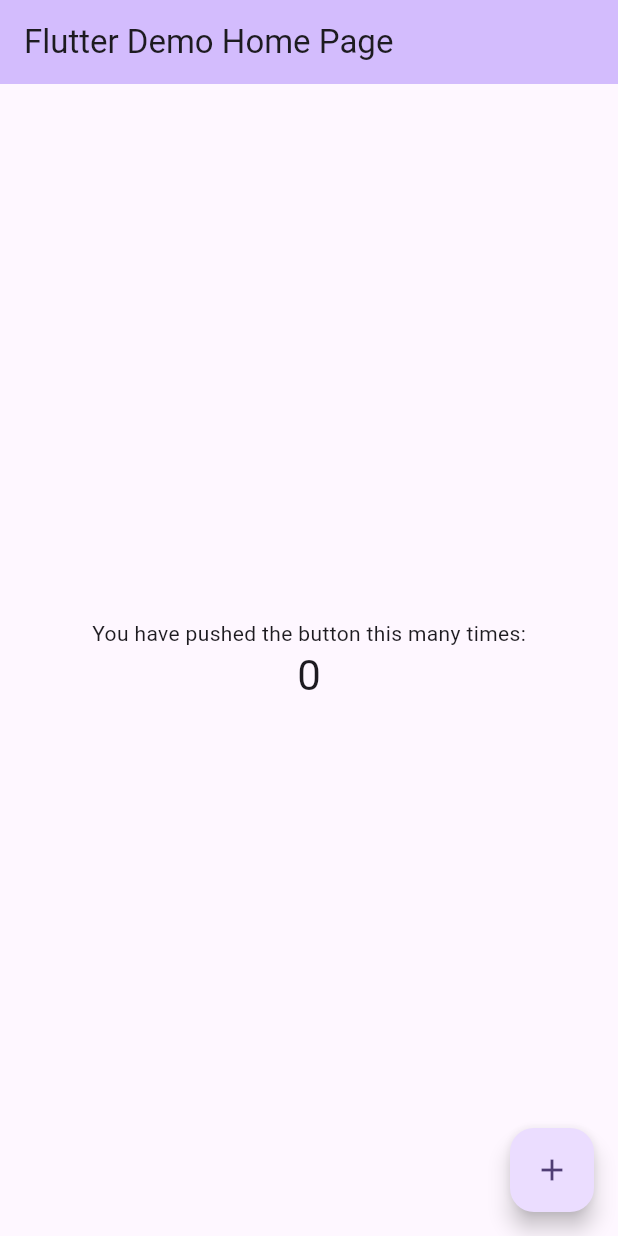
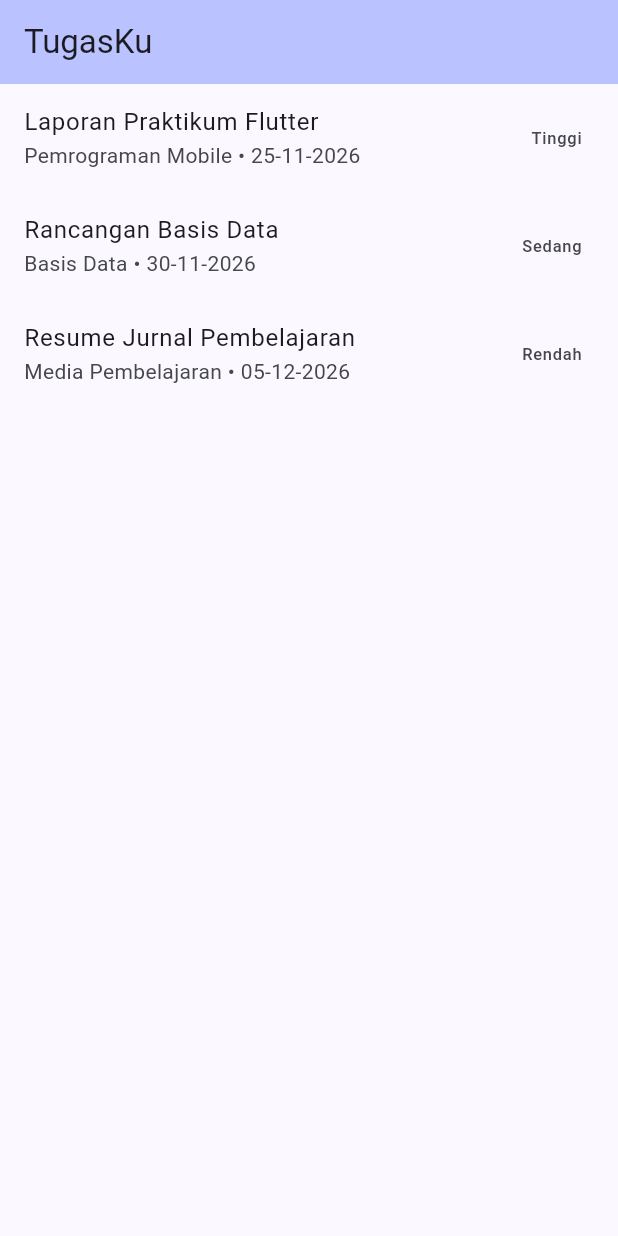
Before and after one commit to abayysem/UTS-Pemrograman-Mobile-C2483207013-AkbarSyam, a Flutter app: the screen it shows after launch, on a phone screen of 412 x 824 dp. Run offline on Flutter 3.47's test engine with Material 3 defaults, Android fonts, the phone set to English and light mode, and no system bars.

Commit message:
tambah halaman daftar dengan data awal

```diff
--- a/lib/main.dart
+++ b/lib/main.dart
@@ -1,122 +1,23 @@
 import 'package:flutter/material.dart';
+import 'screens/daftar_tugas_screen.dart';
 
 void main() {
-  runApp(const MyApp());
+  runApp(const TugasKuApp());
 }
 
-class MyApp extends StatelessWidget {
-  const MyApp({super.key});
+class TugasKuApp extends StatelessWidget {
+  const TugasKuApp({super.key});
 
-  // This widget is the root of your application.
   @override
   Widget build(BuildContext context) {
     return MaterialApp(
-      title: 'Flutter Demo',
+      title: 'TugasKu',
+      debugShowCheckedModeBanner: false,
       theme: ThemeData(
-        // This is the theme of your application.
-        //
-        // TRY THIS: Try running your application with "flutter run". You'll see
-        // the application has a purple toolbar. Then, without quitting the app,
-        // try changing the seedColor in the colorScheme below to Colors.green
-        // and then invoke "hot reload" (save your changes or press the "hot
-        // reload" button in a Flutter-supported IDE, or press "r" if you used
-        // the command line to start the app).
-        //
-        // Notice that the counter didn't reset back to zero; the application
-        // state is not lost during the reload. To reset the state, use hot
-        // restart instead.
-        //
-        // This works for code too, not just values: Most code changes can be
-        // tested with just a hot reload.
-        colorScheme: ColorScheme.fromSeed(seedColor: Colors.deepPurple),
+        colorScheme: ColorScheme.fromSeed(seedColor: Colors.indigo),
+        useMaterial3: true,
       ),
-      home: const MyHomePage(title: 'Flutter Demo Home Page'),
+      home: const DaftarTugasScreen(),
     );
   }
 }
-
-class MyHomePage extends StatefulWidget {
-  const MyHomePage({super.key, required this.title});
-
-  // This widget is the home page of your application. It is stateful, meaning
-  // that it has a State object (defined below) that contains fields that affect
-  // how it looks.
-
-  // This class is the configuration for the state. It holds the values (in this
-  // case the title) provided by the parent (in this case the App widget) and
-  // used by the build method of the State. Fields in a Widget subclass are
-  // always marked "final".
-
-  final String title;
-
-  @override
-  State<MyHomePage> createState() => _MyHomePageState();
-}
-
-class _MyHomePageState extends State<MyHomePage> {
-  int _counter = 0;
-
-  void _incrementCounter() {
-    setState(() {
-      // This call to setState tells the Flutter framework that something has
-      // changed in this State, which causes it to rerun the build method below
-      // so that the display can reflect the updated values. If we changed
-      // _counter without calling setState(), then the build method would not be
-      // called again, and so nothing would appear to happen.
-      _counter++;
-    });
-  }
-
-  @override
-  Widget build(BuildContext context) {
-    // This method is rerun every time setState is called, for instance as done
-    // by the _incrementCounter method above.
-    //
-    // The Flutter framework has been optimized to make rerunning build methods
-    // fast, so that you can just rebuild anything that needs updating rather
-    // than having to individually change instances of widgets.
-    return Scaffold(
-      appBar: AppBar(
-        // TRY THIS: Try changing the color here to a specific color (to
-        // Colors.amber, perhaps?) and trigger a hot reload to see the AppBar
-        // change color while the other colors stay the same.
-        backgroundColor: Theme.of(context).colorScheme.inversePrimary,
-        // Here we take the value from the MyHomePage object that was created by
-        // the App.build method, and use it to set our appbar title.
-        title: Text(widget.title),
-      ),
-      body: Center(
-        // Center is a layout widget. It takes a single child and positions it
-        // in the middle of the parent.
-        child: Column(
-          // Column is also a layout widget. It takes a list of children and
-          // arranges them vertically. By default, it sizes itself to fit its
-          // children horizontally, and tries to be as tall as its parent.
-          //
-          // Column has various properties to control how it sizes itself and
-          // how it positions its children. Here we use mainAxisAlignment to
-          // center the children vertically; the main axis here is the vertical
-          // axis because Columns are vertical (the cross axis would be
-          // horizontal).
-          //
-          // TRY THIS: Invoke "debug painting" (choose the "Toggle Debug Paint"
-          // action in the IDE, or press "p" in the console), to see the
-          // wireframe for each widget.
-          mainAxisAlignment: MainAxisAlignment.center,
-          children: <Widget>[
-            const Text('You have pushed the button this many times:'),
-            Text(
-              '$_counter',
-              style: Theme.of(context).textTheme.headlineMedium,
-            ),
-          ],
-        ),
-      ),
-      floatingActionButton: FloatingActionButton(
-        onPressed: _incrementCounter,
-        tooltip: 'Increment',
-        child: const Icon(Icons.add),
-      ), // This trailing comma makes auto-formatting nicer for build methods.
-    );
-  }
-}
--- /dev/null
+++ b/lib/screens/daftar_tugas_screen.dart
@@ -0,0 +1,60 @@
+import 'package:flutter/material.dart';
+import '../models/tugas.dart';
+
+class DaftarTugasScreen extends StatefulWidget {
+  const DaftarTugasScreen({super.key});
+
+  @override
+  State<DaftarTugasScreen> createState() => _DaftarTugasScreenState();
+}
+
+class _DaftarTugasScreenState extends State<DaftarTugasScreen> {
+  final List<Tugas> _daftarTugas = [
+    const Tugas(
+      id: '1',
+      judul: 'Laporan Praktikum Flutter',
+      mataKuliah: 'Pemrograman Mobile',
+      deskripsi: 'Menyusun laporan PDF beserta screenshot aplikasi.',
+      tenggat: '25-11-2026',
+      prioritas: 'Tinggi',
+    ),
+    const Tugas(
+      id: '2',
+      judul: 'Rancangan Basis Data',
+      mataKuliah: 'Basis Data',
+      deskripsi: 'Membuat ERD dan tabel relasi untuk sistem perpustakaan.',
+      tenggat: '30-11-2026',
+      prioritas: 'Sedang',
+    ),
+    const Tugas(
+      id: '3',
+      judul: 'Resume Jurnal Pembelajaran',
+      mataKuliah: 'Media Pembelajaran',
+      deskripsi: 'Meresume satu jurnal tentang media pembelajaran digital.',
+      tenggat: '05-12-2026',
+      prioritas: 'Rendah',
+      selesai: true,
+    ),
+  ];
+
+  @override
+  Widget build(BuildContext context) {
+    return Scaffold(
+      appBar: AppBar(
+        title: const Text('TugasKu'),
+        backgroundColor: Theme.of(context).colorScheme.inversePrimary,
+      ),
+      body: ListView.builder(
+        itemCount: _daftarTugas.length,
+        itemBuilder: (context, index) {
+          final tugas = _daftarTugas[index];
+          return ListTile(
+            title: Text(tugas.judul),
+            subtitle: Text('${tugas.mataKuliah} • ${tugas.tenggat}'),
+            trailing: Text(tugas.prioritas),
+          );
+        },
+      ),
+    );
+  }
+}
```
